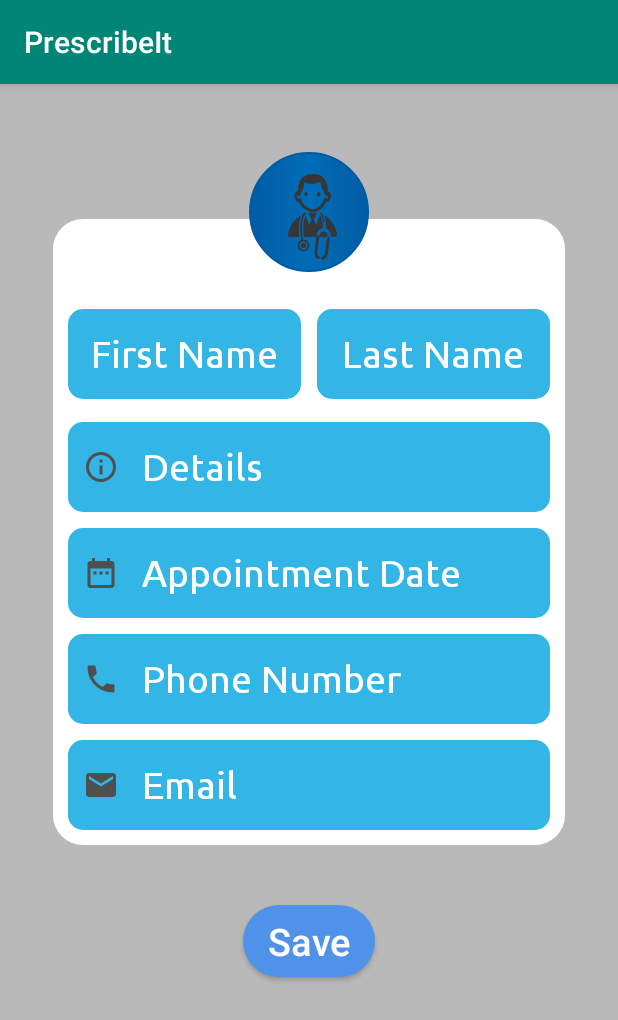
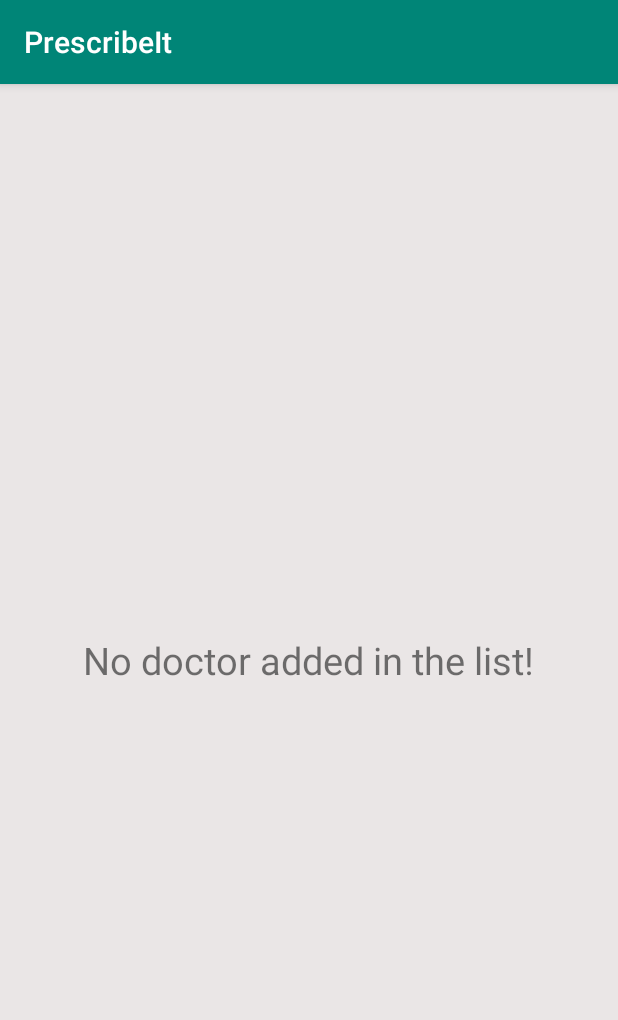
Before and after one commit to HTEEML/PrescribeIT, an Android app: the screen it shows after launch (AddDoctorActivity before the commit, ViewDoctorActivity after it), after a tap on "View Doctor", on a phone screen of 412 x 824 dp. Shown: the top 1020 px of the screen. Run offline under Robolectric (Android 15) with nearby library versions, the phone set to English and light mode, and no system bars; our stand-ins replace ButterKnife.

Commit message:
View Doctor Activity base set

```diff
--- a/app/src/main/AndroidManifest.xml
+++ b/app/src/main/AndroidManifest.xml
@@ -9,7 +9,8 @@
         android:roundIcon="@mipmap/ic_launcher_round"
         android:supportsRtl="true"
         android:theme="@style/AppTheme">
-        <activity android:name=".activity.AddDoctorActivity"></activity>
+        <activity android:name=".activity.ViewDoctorActivity"></activity>
+        <activity android:name=".activity.AddDoctorActivity" />
         <activity android:name=".activity.MainActivity">
             <intent-filter>
                 <action android:name="android.intent.action.MAIN" />
--- /dev/null
+++ b/app/src/main/java/com/jarifjak/prescribeit/activity/ViewDoctorActivity.java
@@ -0,0 +1,79 @@
+package com.jarifjak.prescribeit.activity;
+
+import android.os.Bundle;
+import android.view.View;
+import android.widget.AdapterView;
+import android.widget.ListView;
+
+import androidx.appcompat.app.AppCompatActivity;
+import androidx.appcompat.widget.AppCompatTextView;
+
+import com.jarifjak.prescribeit.R;
+import com.jarifjak.prescribeit.adapter.ViewDoctorAdapter;
+import com.jarifjak.prescribeit.database.DatabaseManager;
+import com.jarifjak.prescribeit.model.Doctor;
+
+import java.util.List;
+
+import butterknife.BindView;
+import butterknife.ButterKnife;
+
+public class ViewDoctorActivity extends AppCompatActivity implements AdapterView.OnItemClickListener {
+
+    @BindView(R.id.doctorListView)
+    ListView listView;
+    @BindView(R.id.emptyListTV)
+    AppCompatTextView emptyListTV;
+
+    private DatabaseManager databaseManager;
+    private ViewDoctorAdapter adapter;
+
+    @Override
+    protected void onCreate(Bundle savedInstanceState) {
+        super.onCreate(savedInstanceState);
+        setContentView(R.layout.activity_view_doctor);
+        ButterKnife.bind(this);
+
+        initialize();
+    }
+
+    private void initialize() {
+
+        new Thread(new Runnable() {
+
+            @Override
+            public void run() {
+
+                databaseManager = new DatabaseManager(ViewDoctorActivity.this);
+
+                List<Doctor> doctors = databaseManager.getAllDoctors();
+
+                if (doctors.isEmpty()) {
+
+                    emptyListTV.setText("No doctor added in the list!");
+                    emptyListTV.setVisibility(View.VISIBLE);
+
+                    return;
+                }
+
+                runOnUiThread(new Runnable() {
+                    @Override
+                    public void run() {
+
+                        adapter = new ViewDoctorAdapter(ViewDoctorActivity.this, R.layout.view_doctor_model, doctors);
+
+                        listView.setAdapter(adapter);
+                        listView.setOnItemClickListener(ViewDoctorActivity.this);
+                    }
+                });
+            }
+
+        }).start();
+    }
+
+    @Override
+    public void onItemClick(AdapterView<?> parent, View view, int position, long id) {
+
+
+    }
+}
--- a/app/src/main/java/com/jarifjak/prescribeit/database/DatabaseManager.java
+++ b/app/src/main/java/com/jarifjak/prescribeit/database/DatabaseManager.java
@@ -2,10 +2,14 @@ package com.jarifjak.prescribeit.database;
 
 import android.content.ContentValues;
 import android.content.Context;
+import android.database.Cursor;
 import android.database.sqlite.SQLiteDatabase;
 
 import com.jarifjak.prescribeit.model.Doctor;
 import com.jarifjak.prescribeit.utils.Constants;
+
+import java.util.ArrayList;
+import java.util.List;
 
 public class DatabaseManager {
 
@@ -38,4 +42,38 @@ public class DatabaseManager {
         return isInserted > 0;
     }
 
+    public List<Doctor> getAllDoctors() {
+
+        database = databaseHelper.getReadableDatabase();
+        List<Doctor> doctors = new ArrayList<>();
+
+        String getAllDoctorsQuery = "SELECT " + Constants.FIRST_NAME + ", "
+                                              + Constants.LAST_NAME + ", "
+                                              + Constants.DETAILS + ", "
+                                              + Constants.NUMBER + " FROM " + Constants.DOCTOR_TABLE_NAME;
+
+        Cursor cursor = database.rawQuery(getAllDoctorsQuery, null);
+
+        if (cursor.moveToFirst()) {
+
+            do {
+
+                Doctor d = new Doctor();
+
+                d.setFirstName(cursor.getString(cursor.getColumnIndex(Constants.FIRST_NAME)));
+                d.setLastName(cursor.getString(cursor.getColumnIndex(Constants.LAST_NAME)));
+                d.setNumber(cursor.getString(cursor.getColumnIndex(Constants.NUMBER)));
+                d.setDetails(cursor.getString(cursor.getColumnIndex(Constants.DETAILS)));
+
+                doctors.add(d);
+
+            } while (cursor.moveToNext());
+        }
+
+        cursor.close();
+        database.close();
+
+        return doctors;
+    }
+
 }
--- a/app/src/main/java/com/jarifjak/prescribeit/fragment/DoctorFragment.java
+++ b/app/src/main/java/com/jarifjak/prescribeit/fragment/DoctorFragment.java
@@ -17,6 +17,7 @@ import androidx.recyclerview.widget.RecyclerView;
 import com.jarifjak.prescribeit.R;
 import com.jarifjak.prescribeit.activity.AddDoctorActivity;
 import com.jarifjak.prescribeit.activity.MainActivity;
+import com.jarifjak.prescribeit.activity.ViewDoctorActivity;
 import com.jarifjak.prescribeit.adapter.DashboardAdapter;
 import com.jarifjak.prescribeit.model.DashboardObject;
 
@@ -103,7 +104,14 @@ public class DoctorFragment extends Fragment implements DashboardAdapter.MyListe
     @Override
     public void onCardClick(int position) {
 
-        startActivity(new Intent(getActivity(), AddDoctorActivity.class));
-        //Toast.makeText(getContext(), "Clicked " + position, Toast.LENGTH_SHORT).show();
+        if (position == 0) {
+
+            startActivity(new Intent(getActivity(), AddDoctorActivity.class));
+
+        } else if (position == 1) {
+
+            startActivity(new Intent(getActivity(), ViewDoctorActivity.class));
+
+        }
     }
 }
--- /dev/null
+++ b/app/src/main/res/layout/activity_view_doctor.xml
@@ -0,0 +1,30 @@
+<?xml version="1.0" encoding="utf-8"?>
+<RelativeLayout xmlns:android="http://schemas.android.com/apk/res/android"
+    xmlns:app="http://schemas.android.com/apk/res-auto"
+    xmlns:tools="http://schemas.android.com/tools"
+    android:layout_width="match_parent"
+    android:layout_height="match_parent"
+    android:background="@color/foreground"
+    tools:context=".activity.ViewDoctorActivity">
+
+    <ListView
+        android:id="@+id/doctorListView"
+        android:layout_width="wrap_content"
+        android:layout_height="wrap_content"
+        android:layout_margin="15dp"
+        android:divider="@color/foreground"
+        android:dividerHeight="6dp"
+        android:overScrollMode="never"
+        android:scrollbars="none"
+        tools:listitem="5" />
+
+    <androidx.appcompat.widget.AppCompatTextView
+        android:id="@+id/emptyListTV"
+        android:layout_width="wrap_content"
+        android:layout_height="wrap_content"
+        android:layout_centerInParent="true"
+        android:gravity="center"
+        android:textSize="25sp"
+        android:visibility="gone" />
+
+</RelativeLayout>
```
Also changed, not shown: app/src/main/java/com/jarifjak/prescribeit/adapter/ViewDoctorAdapter.java (added, +55 -0 lines), app/src/main/res/layout/view_doctor_model.xml (added, +44 -0 lines).
